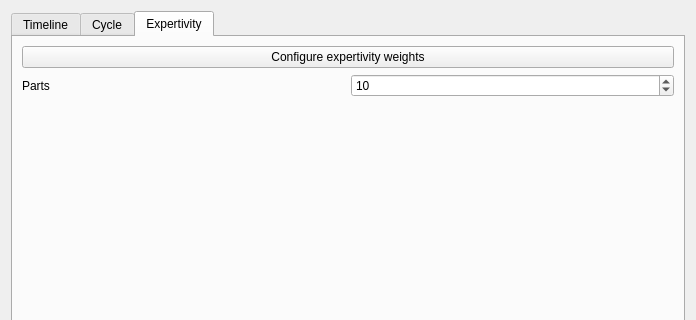
Above: optionswidget.ui from Noughmad/Isle before the change; both pictures show x 0 to 696 and y 0 to 320 of the 696 by 598 pixel window. Below: the same form after it.
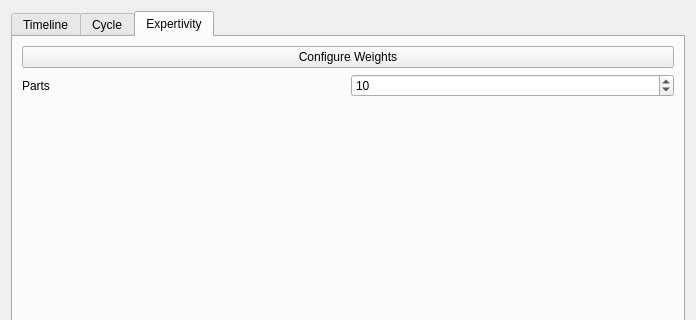
That is the form after the change.

Commit message: Configure exp weights with a button

Patch:
```diff
--- a/optionswidget.ui
+++ b/optionswidget.ui
@@ -334,7 +334,7 @@
        <item>
         <widget class="QPushButton" name="pushButton">
          <property name="text">
-          <string>Configure expertivity weights</string>
+          <string>Configure Weights</string>
          </property>
         </widget>
        </item>
```
Left out of the diff: 2 changed lines with no effect on the pictures. The commit also changes 2 other files.
